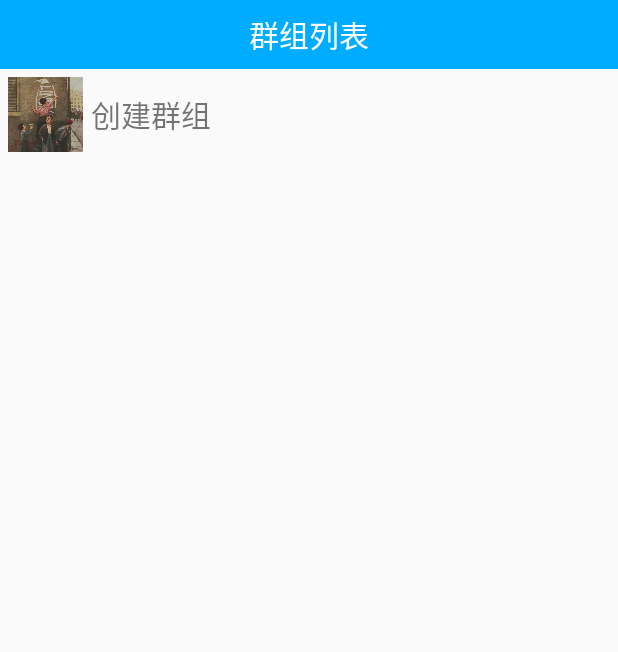
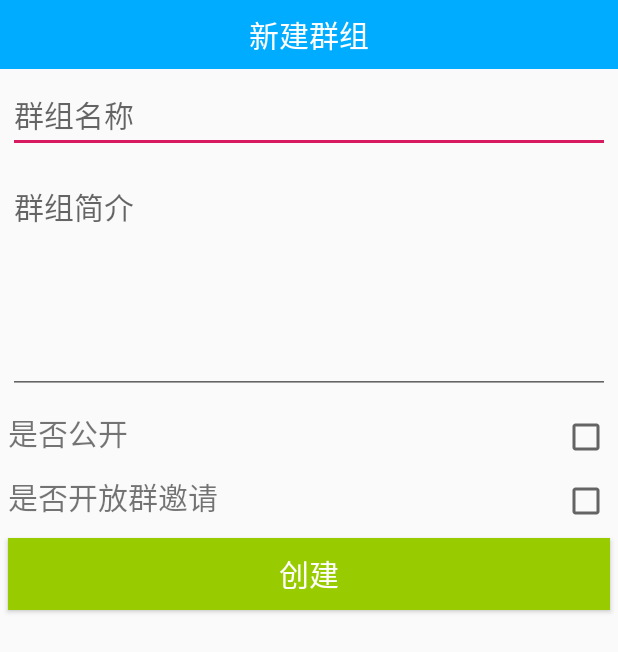
Before and after one commit to seriouszyx/TrivialIM, an Android app: the GroupListActivity screen opened directly, with no data from a screen before it, after a tap on "创建群组", on a phone screen of 412 x 824 dp. Shown: the top 652 px of the screen. Run offline under Robolectric (Android 15) with nearby library versions, the phone set to English and light mode, and no system bars; 2 statements that could not run were skipped.

Commit message:
实现新建群和选择群成员的页面和后台逻辑

```diff
--- a/TrivialIM/app/src/main/AndroidManifest.xml
+++ b/TrivialIM/app/src/main/AndroidManifest.xml
@@ -35,7 +35,9 @@
         android:supportsRtl="true"
         android:theme="@style/AppTheme"
         android:usesCleartextTraffic="true">
-        <activity android:name=".controller.activity.GroupListActivity"></activity>
+        <activity android:name=".controller.activity.PickContactActivity"></activity>
+        <activity android:name=".controller.activity.NewGroupActivity" />
+        <activity android:name=".controller.activity.GroupListActivity" />
         <activity android:name=".controller.activity.ChatActivity" />
         <activity android:name=".controller.activity.InviteActivity" />
         <activity android:name=".controller.activity.AddContactActivity" />
--- a/TrivialIM/app/src/main/java/io/github/seriouszyx/trivialim/controller/activity/GroupListActivity.java
+++ b/TrivialIM/app/src/main/java/io/github/seriouszyx/trivialim/controller/activity/GroupListActivity.java
@@ -58,6 +58,16 @@ GroupListActivity extends Activity {
                 startActivity(intent);
             }
         });
+
+        // 跳转到新建群
+        ll_grouplist.setOnClickListener(new View.OnClickListener() {
+            @Override
+            public void onClick(View v) {
+                Intent intent = new Intent(GroupListActivity.this, NewGroupActivity.class);
+
+                startActivity(intent);
+            }
+        });
     }
 
     private void initData() {
@@ -105,6 +115,14 @@ GroupListActivity extends Activity {
         lv_grouplist = findViewById(R.id.lv_grouplist);
         View headerView = View.inflate(this, R.layout.header_grouplist, null);
         lv_grouplist.addHeaderView(headerView);
+
         ll_grouplist = headerView.findViewById(R.id.ll_grouplist);
     }
+
+    @Override
+    protected void onResume() {
+        super.onResume();
+
+        refresh();
+    }
 }
--- /dev/null
+++ b/TrivialIM/app/src/main/java/io/github/seriouszyx/trivialim/controller/activity/NewGroupActivity.java
@@ -0,0 +1,134 @@
+package io.github.seriouszyx.trivialim.controller.activity;
+
+import android.app.Activity;
+import android.content.Intent;
+import android.support.v7.app.AppCompatActivity;
+import android.os.Bundle;
+import android.view.View;
+import android.widget.Button;
+import android.widget.CheckBox;
+import android.widget.EditText;
+import android.widget.Toast;
+
+import com.hyphenate.chat.EMClient;
+import com.hyphenate.chat.EMGroupManager;
+import com.hyphenate.chat.EMGroupOptions;
+import com.hyphenate.exceptions.HyphenateException;
+
+import io.github.seriouszyx.trivialim.R;
+import io.github.seriouszyx.trivialim.model.Model;
+
+/**
+ * 创建新群页面
+ */
+public class NewGroupActivity extends Activity {
+
+    private EditText et_newgroup_name;
+    private EditText et_newgroup_desc;
+    private CheckBox cb_newgroup_public;
+    private CheckBox cb_newgroup_invite;
+    private Button bt_newgroup_create;
+
+    @Override
+    protected void onCreate(Bundle savedInstanceState) {
+        super.onCreate(savedInstanceState);
+        setContentView(R.layout.activity_new_group);
+
+        initView();
+
+        initLintener();
+    }
+
+    private void initLintener() {
+        // 创建按钮的点击事件处理
+        bt_newgroup_create.setOnClickListener(new View.OnClickListener() {
+            @Override
+            public void onClick(View v) {
+                // 跳转到选择联系人页面
+                Intent intent = new Intent(NewGroupActivity.this, PickContactActivity.class);
+
+                startActivityForResult(intent, 1);
+            }
+        });
+    }
+
+    @Override
+    protected void onActivityResult(int requestCode, int resultCode, Intent data) {
+        super.onActivityResult(requestCode, resultCode, data);
+        // 成功获取到联系人
+        if (resultCode == RESULT_OK) {
+            // 创建群
+            createGroup(data.getStringArrayExtra("members"));
+        }
+    }
+
+    /**
+     * 创建群
+     * @param members
+     */
+    private void createGroup(final String[] members) {
+        // 群名称
+        final String groupName = et_newgroup_name.getText().toString();
+        // 群描述
+        final String groupDesc = et_newgroup_desc.getText().toString();
+
+        Model.getInstance().getGlobalThreadPool().execute(new Runnable() {
+            @Override
+            public void run() {
+                // 去环信服务器创建群
+                // 参数：1.群名称 2.群描述 3.群成员 4.原因 5.参数设置
+                EMGroupOptions options = new EMGroupOptions();
+                EMGroupManager.EMGroupStyle groupStyle = null;
+                if (cb_newgroup_public.isChecked()) {
+                    // 公开
+                    if (cb_newgroup_invite.isChecked()) {
+                        // 开放群邀请
+                        groupStyle = EMGroupManager.EMGroupStyle.EMGroupStylePublicOpenJoin;
+                    } else {
+                        groupStyle = EMGroupManager.EMGroupStyle.EMGroupStylePublicJoinNeedApproval;
+                    }
+                } else {
+                    // 没公开
+                    if (cb_newgroup_invite.isChecked()) {
+                        // 开放群邀请
+                        groupStyle = EMGroupManager.EMGroupStyle.EMGroupStylePrivateMemberCanInvite;
+                    } else {
+                        groupStyle = EMGroupManager.EMGroupStyle.EMGroupStylePrivateOnlyOwnerInvite;
+                    }
+                }
+                options.maxUsers = 200;
+                options.style = groupStyle; // 创建群的类型
+                try {
+                    EMClient.getInstance().groupManager().createGroup(groupName, groupDesc, members, "申请加入群", options);
+
+                    runOnUiThread(new Runnable() {
+                        @Override
+                        public void run() {
+                            Toast.makeText(NewGroupActivity.this, "创建群成功", Toast.LENGTH_SHORT).show();
+
+                            // 结束当前页面
+                            finish();
+                        }
+                    });
+                } catch (HyphenateException e) {
+                    e.printStackTrace();
+
+                    runOnUiThread(new Runnable() {
+                        @Override
+                        public void run() {
+                            Toast.makeText(NewGroupActivity.this, "创建群失败", Toast.LENGTH_SHORT).show();
+                        }
+                    });
+                }
+            }
+        });
+    }
+
+    private void initView() {
+        et_newgroup_name = findViewById(R.id.et_newgroup_name);
+        et_newgroup_desc = findViewById(R.id.et_newgroup_desc);
+        cb_newgroup_public = findViewById(R.id.cb_newgroup_public);
+        cb_newgroup_invite = findViewById(R.id.cb_newgroup_invite);
+        bt_newgroup_create = findViewById(R.id.bt_newgroup_create);
+    }
+}
--- /dev/null
+++ b/TrivialIM/app/src/main/res/layout/activity_new_group.xml
@@ -0,0 +1,76 @@
+<?xml version="1.0" encoding="utf-8"?>
+<LinearLayout
+    xmlns:android="http://schemas.android.com/apk/res/android"
+    xmlns:app="http://schemas.android.com/apk/res-auto"
+    xmlns:tools="http://schemas.android.com/tools"
+    android:layout_width="match_parent"
+    android:layout_height="match_parent"
+    android:orientation="vertical"
+    tools:context=".controller.activity.NewGroupActivity">
+
+    <com.hyphenate.easeui.widget.EaseTitleBar
+        app:titleBarTitle="新建群组"
+        android:layout_width="match_parent"
+        android:layout_height="wrap_content">
+
+    </com.hyphenate.easeui.widget.EaseTitleBar>
+
+    <EditText
+        android:id="@+id/et_newgroup_name"
+        android:hint="群组名称"
+        android:textSize="20sp"
+        android:layout_margin="5dp"
+        android:layout_width="match_parent"
+        android:layout_height="wrap_content" />
+    <EditText
+        android:id="@+id/et_newgroup_desc"
+        android:hint="群组简介"
+        android:gravity="start"
+        android:textSize="20sp"
+        android:layout_margin="5dp"
+        android:layout_width="match_parent"
+        android:layout_height="150dp" />
+
+    <LinearLayout
+        android:layout_margin="5dp"
+        android:layout_width="match_parent"
+        android:layout_height="wrap_content">
+        <TextView
+            android:text="是否公开"
+            android:textSize="20sp"
+            android:layout_width="0dp"
+            android:layout_weight="1"
+            android:layout_height="wrap_content" />
+        <CheckBox
+            android:id="@+id/cb_newgroup_public"
+            android:layout_width="wrap_content"
+            android:layout_height="wrap_content" />
+    </LinearLayout>
+    <LinearLayout
+        android:layout_margin="5dp"
+        android:layout_width="match_parent"
+        android:layout_height="wrap_content">
+        <TextView
+            android:text="是否开放群邀请"
+            android:textSize="20sp"
+            android:layout_width="0dp"
+            android:layout_weight="1"
+            android:layout_height="wrap_content" />
+        <CheckBox
+            android:id="@+id/cb_newgroup_invite"
+            android:layout_width="wrap_content"
+            android:layout_height="wrap_content" />
+    </LinearLayout>
+
+    <Button
+        android:id="@+id/bt_newgroup_create"
+        android:text="创建"
+        android:textSize="20sp"
+        android:background="@android:color/holo_green_light"
+        android:textColor="@android:color/white"
+        android:layout_margin="5dp"
+        android:gravity="center"
+        android:layout_width="match_parent"
+        android:layout_height="wrap_content" />
+
+</LinearLayout>
```
Also changed, not shown: TrivialIM/app/src/main/java/io/github/seriouszyx/trivialim/controller/activity/PickContactActivity.java (added, +100 -0 lines), TrivialIM/app/src/main/java/io/github/seriouszyx/trivialim/controller/adapter/PickContactAdapter.java (added, +89 -0 lines), TrivialIM/app/src/main/java/io/github/seriouszyx/trivialim/model/bean/PickContactInfo.java (added, +34 -0 lines), TrivialIM/app/src/main/res/layout/activity_pick_contact.xml (added, +43 -0 lines), TrivialIM/app/src/main/res/layout/item_pick.xml (added, +31 -0 lines).
